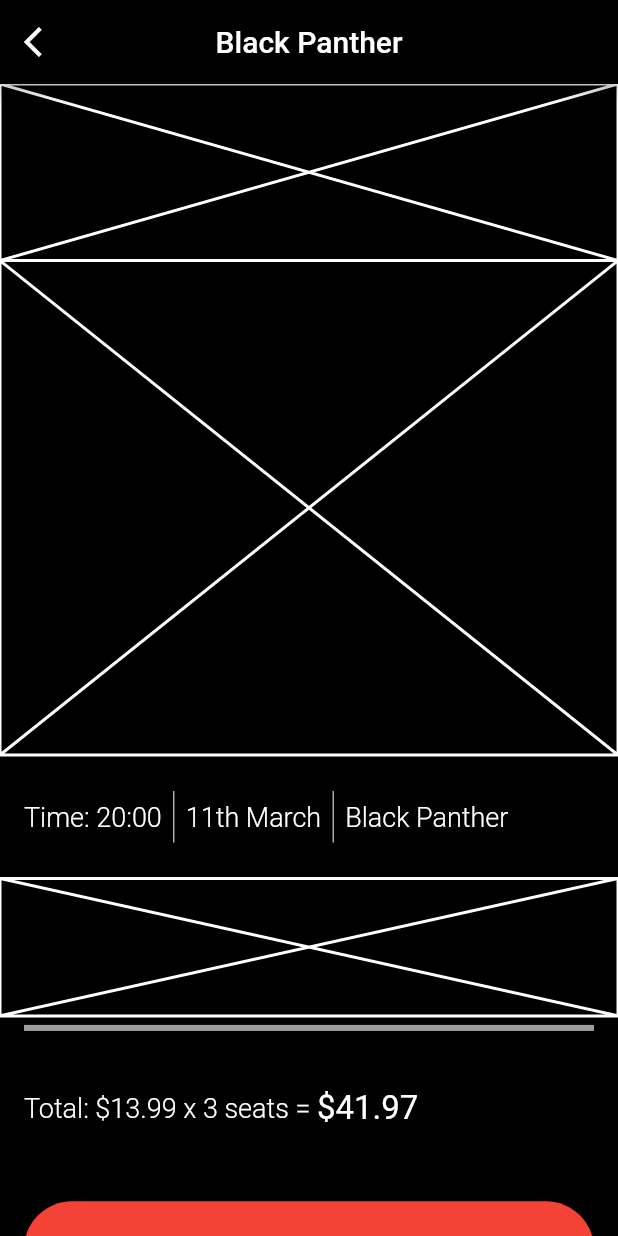
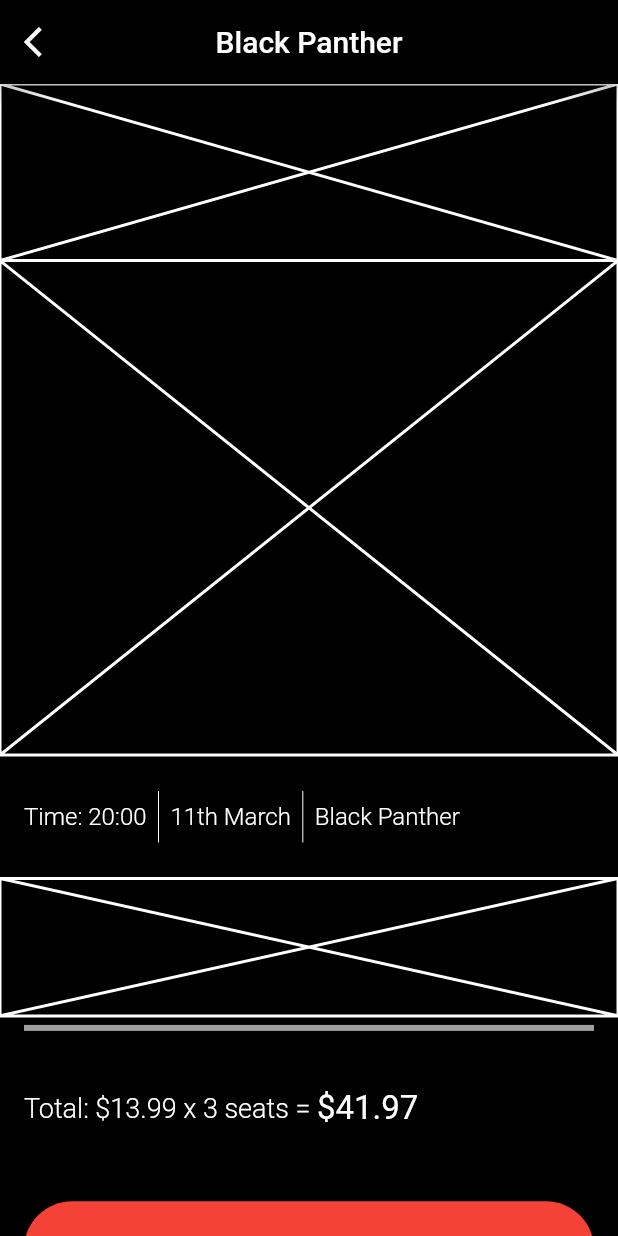
Before and after one commit to JAICHANGPARK/flutter_notebook_8th_story, a Flutter app: the screen it shows after launch, on a phone screen of 412 x 824 dp. Run offline on Flutter 3.47's test engine with Material 2 defaults, Android fonts, the phone set to English and light mode, and no system bars; our stand-ins replace badges, flutter_hooks, google_fonts, hooks_riverpod, state_notifier.

Commit message:
Update cinema_app.dart

```diff
--- a/lib/ep574_cinema_app/cinema_app.dart
+++ b/lib/ep574_cinema_app/cinema_app.dart
@@ -51,21 +51,21 @@ class _ReservePageState extends State<ReservePage> {
               padding: EdgeInsets.only(left: 16),
               child: Row(
                 children: [
-                  Text("Time: 20:00",style: TextStyle(color: Colors.white, fontSize: 18, fontWeight: FontWeight.w300),),
+                  Text("Time: 20:00",style: TextStyle(color: Colors.white, fontSize: 16, fontWeight: FontWeight.w300),),
                 Padding(
                   padding: const EdgeInsets.symmetric(vertical: 24),
                   child: VerticalDivider(
                     color: Colors.white,
                   ),
                 ),
-                  Text("11th March",style: TextStyle(color: Colors.white, fontSize: 18, fontWeight: FontWeight.w300)),
+                  Text("11th March",style: TextStyle(color: Colors.white, fontSize: 16, fontWeight: FontWeight.w300)),
                   Padding(
                     padding: const EdgeInsets.symmetric(vertical: 24),
                     child: VerticalDivider(
                       color: Colors.white,
                     ),
                   ),
-                  Text("Black Panther",style: TextStyle(color: Colors.white, fontSize: 18, fontWeight: FontWeight.w300))
+                  Text("Black Panther",style: TextStyle(color: Colors.white, fontSize: 16, fontWeight: FontWeight.w300))
 
                 ],
               ),
```
